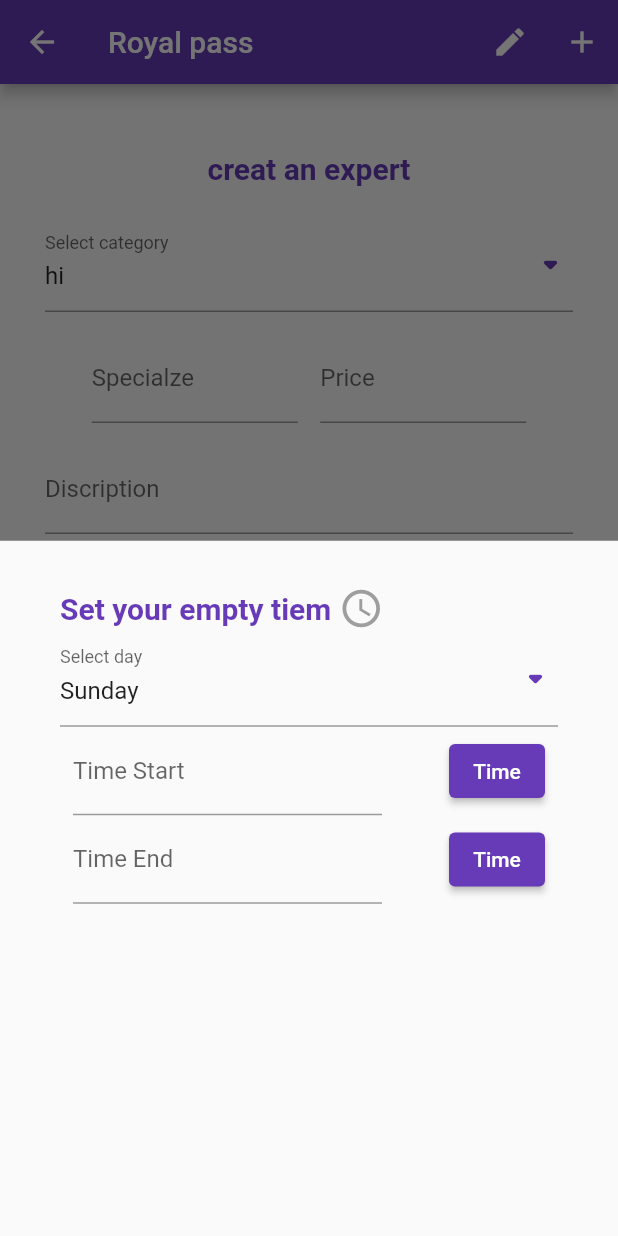
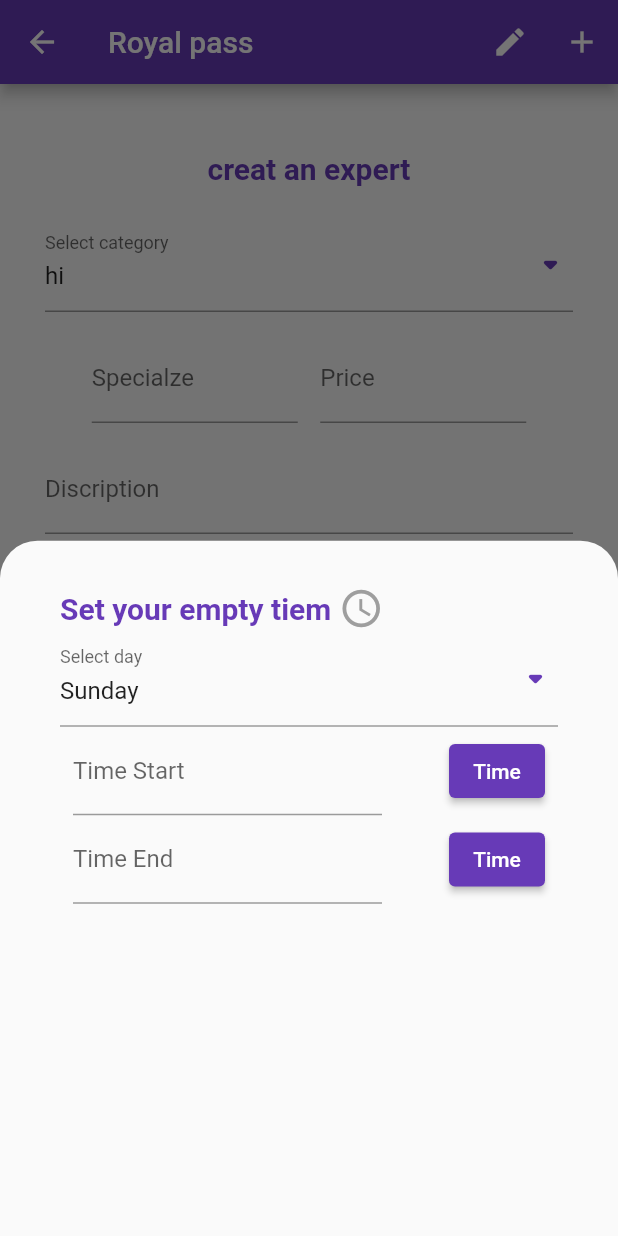
Before and after one commit to AbdullahRahmoun1/project_front, a Flutter app: the NewExpertScreen screen opened by its route, after a tap on "Add", on a phone screen of 412 x 824 dp. Run offline on Flutter 3.47's test engine with Material 2 defaults, Android fonts, the phone set to English and light mode, and no system bars; our stand-ins replace curved_navigation_bar, flutter_rating_bar, flutter_secure_storage, image_picker, lottie; accounts and stored records are empty; project files that could hold a hidden picture were left out.

Commit message:
i am better than you

```diff
--- a/lib/screen/new_exper_screen.dart
+++ b/lib/screen/new_exper_screen.dart
@@ -61,6 +61,10 @@ class _EditNewExpertScreen extends State<NewExpertScreen> {
     ) {
       showModalBottomSheet(
         context: ctx,
+        shape: RoundedRectangleBorder(
+            borderRadius: BorderRadius.vertical(
+          top: Radius.circular(25),
+        )),
         builder: (_) {
           return Container(
             margin: EdgeInsets.only(top: 30, left: 40, right: 40),
@@ -112,7 +116,7 @@ class _EditNewExpertScreen extends State<NewExpertScreen> {
                   },
                 ),
                 SizedBox(
-                  width: 20,
+                  width: 40,
                 ),
                 Row(
                   mainAxisAlignment: MainAxisAlignment.spaceAround,
@@ -133,7 +137,7 @@ class _EditNewExpertScreen extends State<NewExpertScreen> {
                   ],
                 ),
                 SizedBox(
-                  width: 20,
+                  width: 40,
                 ),
                 Row(
                   mainAxisAlignment: MainAxisAlignment.spaceAround,
```
Also changed, not shown: lib/screen/auth-screen.dart (+4 -4 lines), lib/widgets/expert_widget.dart (+14 -5 lines).
